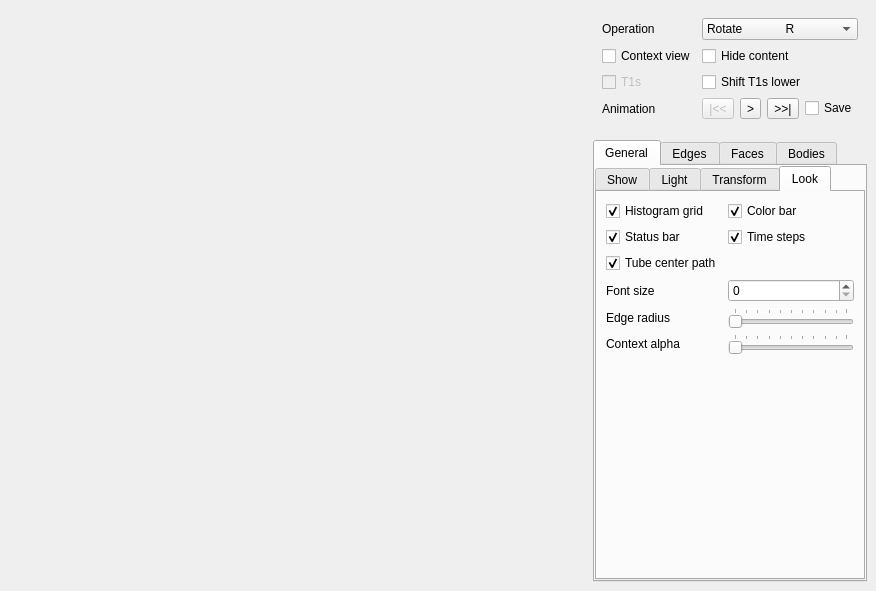
Old version of the form MainWindow.ui in the repository danlipsa/foamvis.
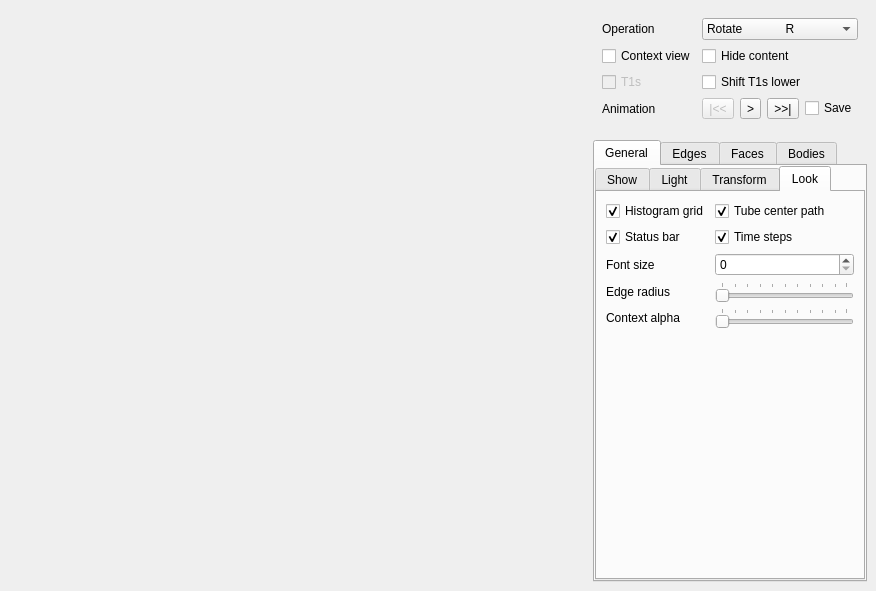
New version of the form. The open tabs and pages were chosen to show the change. Custom widgets are drawn as their Qt base class.

The edit to the form file:
```diff
--- a/MainWindow.ui
+++ b/MainWindow.ui
@@ -43,38 +43,19 @@
         <number>0</number>
        </property>
        <item>
-        <widget class="QWidget" name="widgetDisplayColorBar" native="true">
-         <layout class="QHBoxLayout" name="horizontalLayout_2" stretch="0,1">
-          <property name="margin">
-           <number>0</number>
-          </property>
-          <item>
-           <widget class="ColorBar" name="colorBar" native="true">
-            <property name="sizePolicy">
-             <sizepolicy hsizetype="Fixed" vsizetype="Preferred">
-              <horstretch>50</horstretch>
-              <verstretch>0</verstretch>
-             </sizepolicy>
-            </property>
-           </widget>
-          </item>
-          <item>
-           <widget class="GLWidget" name="widgetGl" native="true">
-            <property name="sizePolicy">
-             <sizepolicy hsizetype="MinimumExpanding" vsizetype="MinimumExpanding">
-              <horstretch>0</horstretch>
-              <verstretch>0</verstretch>
-             </sizepolicy>
-            </property>
-            <property name="minimumSize">
-             <size>
-              <width>128</width>
-              <height>128</height>
-             </size>
-            </property>
-           </widget>
-          </item>
-         </layout>
+        <widget class="GLWidget" name="widgetGl" native="true">
+         <property name="sizePolicy">
+          <sizepolicy hsizetype="MinimumExpanding" vsizetype="MinimumExpanding">
+           <horstretch>0</horstretch>
+           <verstretch>0</verstretch>
+          </sizepolicy>
+         </property>
+         <property name="minimumSize">
+          <size>
+           <width>128</width>
+           <height>128</height>
+          </size>
+         </property>
         </widget>
        </item>
        <item>
@@ -785,68 +766,6 @@
                <property name="fieldGrowthPolicy">
                 <enum>QFormLayout::AllNonFixedFieldsGrow</enum>
                </property>
-               <item row="6" column="0">
-                <widget class="QLabel" name="label_17">
-                 <property name="text">
-                  <string>Edge radius</string>
-                 </property>
-                </widget>
-               </item>
-               <item row="6" column="1">
-                <widget class="QSlider" name="horizontalSliderEdgesRadius">
-                 <property name="maximum">
-                  <number>99</number>
-                 </property>
-                 <property name="pageStep">
-                  <number>10</number>
-                 </property>
-                 <property name="orientation">
-                  <enum>Qt::Horizontal</enum>
-                 </property>
-                 <property name="tickPosition">
-                  <enum>QSlider::TicksAbove</enum>
-                 </property>
-                 <property name="tickInterval">
-                  <number>10</number>
-                 </property>
-                </widget>
-               </item>
-               <item row="7" column="0">
-                <widget class="QLabel" name="label_18">
-                 <property name="text">
-                  <string>Context alpha</string>
-                 </property>
-                </widget>
-               </item>
-               <item row="7" column="1">
-                <widget class="QSlider" name="horizontalSliderContextAlpha">
-                 <property name="maximum">
-                  <number>99</number>
-                 </property>
-                 <property name="pageStep">
-                  <number>10</number>
-                 </property>
-                 <property name="orientation">
-                  <enum>Qt::Horizontal</enum>
-                 </property>
-                 <property name="tickPosition">
-                  <enum>QSlider::TicksAbove</enum>
-                 </property>
-                 <property name="tickInterval">
-                  <number>10</number>
-                 </property>
-                </widget>
-               </item>
-               <item row="5" column="0">
-                <widget class="QLabel" name="label_10">
-                 <property name="text">
-                  <string>Font size</string>
-                 </property>
-                </widget>
-               </item>
-               <item row="5" column="1">
-                <widget class="QSpinBox" name="spinBoxFontSize"/>
-               </item>
                <item row="0" column="0">
                 <widget class="QCheckBox" name="checkBoxHistogramGridShown">
                  <property name="text">
@@ -857,16 +776,6 @@
                  </property>
                 </widget>
                </item>
-               <item row="0" column="1">
-                <widget class="QCheckBox" name="checkBoxColorBarShown">
-                 <property name="text">
-                  <string>Color bar</string>
-                 </property>
-                 <property name="checked">
-                  <bool>true</bool>
-                 </property>
-                </widget>
-               </item>
                <item row="1" column="0">
                 <widget class="QCheckBox" name="checkBoxStatusBarShown">
                  <property name="text">
@@ -887,7 +796,7 @@
                  </property>
                 </widget>
                </item>
-               <item row="2" column="0">
+               <item row="0" column="1">
                 <widget class="QCheckBox" name="checkBoxTubeCenterPathUsed">
                  <property name="text">
                   <string>Tube center path</string>
@@ -897,6 +806,68 @@
                  </property>
                 </widget>
                </item>
+               <item row="2" column="0">
+                <widget class="QLabel" name="label_10">
+                 <property name="text">
+                  <string>Font size</string>
+                 </property>
+                </widget>
+               </item>
+               <item row="2" column="1">
+                <widget class="QSpinBox" name="spinBoxFontSize"/>
+               </item>
+               <item row="3" column="0">
+                <widget class="QLabel" name="label_17">
+                 <property name="text">
+                  <string>Edge radius</string>
+                 </property>
+                </widget>
+               </item>
+               <item row="3" column="1">
+                <widget class="QSlider" name="horizontalSliderEdgesRadius">
+                 <property name="maximum">
+                  <number>99</number>
+                 </property>
+                 <property name="pageStep">
+                  <number>10</number>
+                 </property>
+                 <property name="orientation">
+                  <enum>Qt::Horizontal</enum>
+                 </property>
+                 <property name="tickPosition">
+                  <enum>QSlider::TicksAbove</enum>
+                 </property>
+                 <property name="tickInterval">
+                  <number>10</number>
+                 </property>
+                </widget>
+               </item>
+               <item row="4" column="0">
+                <widget class="QLabel" name="label_18">
+                 <property name="text">
+                  <string>Context alpha</string>
+                 </property>
+                </widget>
+               </item>
+               <item row="4" column="1">
+                <widget class="QSlider" name="horizontalSliderContextAlpha">
+                 <property name="maximum">
+                  <number>99</number>
+                 </property>
+                 <property name="pageStep">
+                  <number>10</number>
+                 </property>
+                 <property name="orientation">
+                  <enum>Qt::Horizontal</enum>
+                 </property>
+                 <property name="tickPosition">
+                  <enum>QSlider::TicksAbove</enum>
+                 </property>
+                 <property name="tickInterval">
+                  <number>10</number>
+                 </property>
+                </widget>
+               </item>
               </layout>
              </widget>
             </widget>
@@ -1517,11 +1488,6 @@
   </action>
  </widget>
  <customwidgets>
-  <customwidget>
-   <class>QwtScaleWidget</class>
-   <extends>QWidget</extends>
-   <header>qwt_scale_widget.h</header>
-  </customwidget>
   <customwidget>
    <class>GLWidget</class>
    <extends>QWidget</extends>
@@ -1624,14 +1590,6 @@
     <slot>CurrentIndexChangedInteractionMode(int)</slot>
    </slots>
   </customwidget>
-  <customwidget>
-   <class>ColorBar</class>
-   <extends>QwtScaleWidget</extends>
-   <header>ColorBar.h</header>
-   <slots>
-    <signal>EditColorMap()</signal>
-   </slots>
-  </customwidget>
   <customwidget>
    <class>TimeStepsSlider</class>
    <extends>QWidget</extends>
```
Left out of the diff: 45 changed lines with no effect on the pictures.
